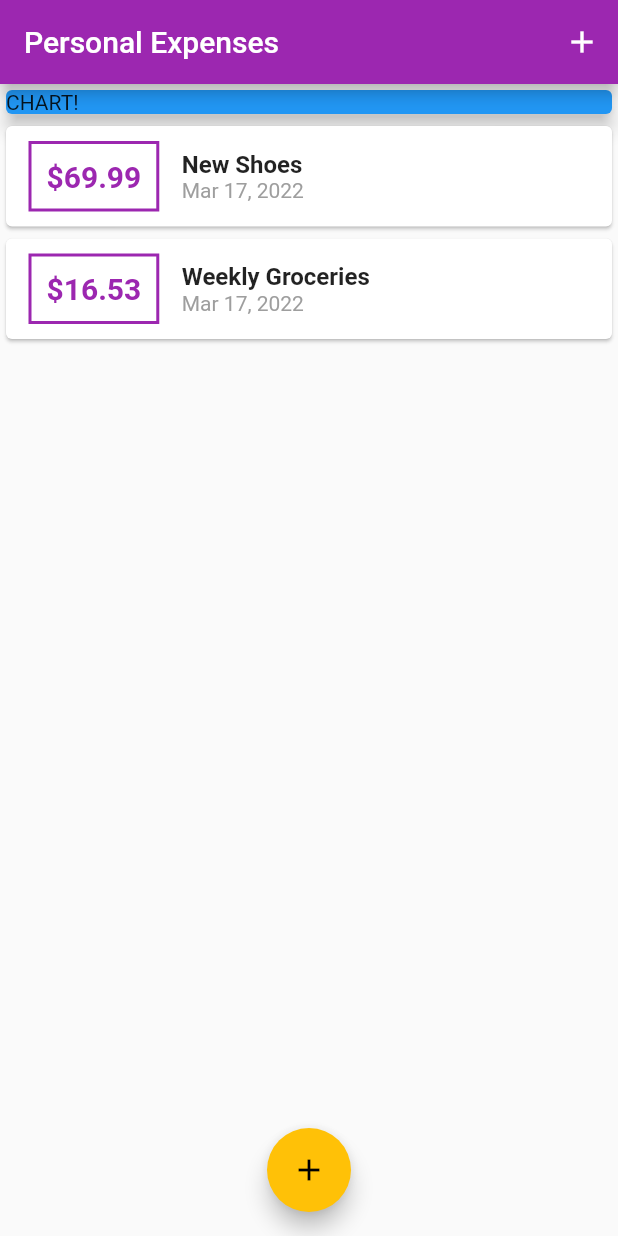
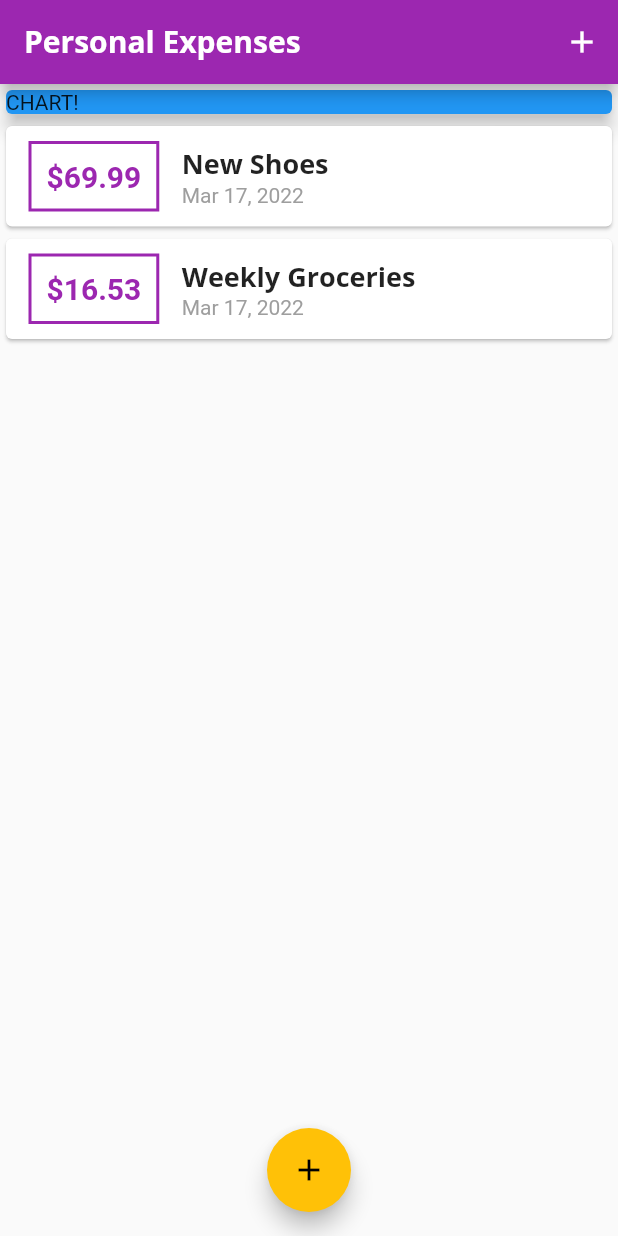
Before and after one commit to socheathorl/com_flutter_guide, a Flutter app: the screen it shows after launch, on a phone screen of 412 x 824 dp. Run offline on Flutter 3.47's test engine with Material 2 defaults, Android fonts, the phone set to English and light mode, and no system bars.

```diff
--- a/lib/main.dart
+++ b/lib/main.dart
@@ -14,6 +14,23 @@ class MyApp extends StatelessWidget {
       theme: ThemeData(
         primarySwatch: Colors.purple,
         accentColor: Colors.amber,
+        fontFamily: 'Quicksand',
+        textTheme: ThemeData.light().textTheme.copyWith(
+              headline6: TextStyle(
+                fontFamily: 'OpenSans',
+                fontSize: 18,
+                fontWeight: FontWeight.bold,
+              ),
+            ),
+        appBarTheme: AppBarTheme(
+          textTheme: ThemeData.light().textTheme.copyWith(
+                headline6: TextStyle(
+                  fontFamily: 'OpenSans',
+                  fontSize: 20,
+                  fontWeight: FontWeight.bold,
+                ),
+              ),
+        ),
       ),
       home: MyHomePage(),
     );
--- a/lib/widgets/transaction_list.dart
+++ b/lib/widgets/transaction_list.dart
@@ -43,10 +43,7 @@ class TransactionList extends StatelessWidget {
                   children: <Widget>[
                     Text(
                       transactions[index].title,
-                      style: TextStyle(
-                        fontSize: 16,
-                        fontWeight: FontWeight.bold,
-                      ),
+                      style: Theme.of(context).textTheme.headline6,
                     ),
                     Text(
                       DateFormat.yMMMd().format(transactions[index].date),
```
Also changed, not shown: pubspec.yaml (+11 -0 lines), assets/fonts/OpenSans-Bold.ttf (added), assets/fonts/OpenSans-Regular.ttf (added), assets/fonts/Quicksand-Bold.ttf (added), assets/fonts/Quicksand-Light.ttf (added), assets/fonts/Quicksand-Medium.ttf (added), assets/fonts/Quicksand-Regular.ttf (added), assets/images/waiting.png (added), 1 other file.
